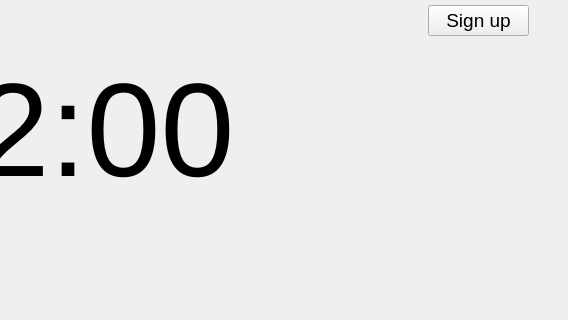
Qt form UI/main.ui (TmT4elovek/Everyday-Application) before a commit; both pictures show x 432 to 1000 and y 0 to 320 of the 1000 by 600 pixel window.
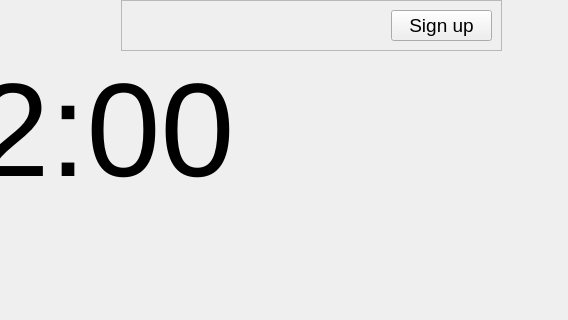
The same form after that commit.

Diff of the .ui file:
```diff
--- a/UI/main.ui
+++ b/UI/main.ui
@@ -98,15 +98,48 @@
      <string>Погода</string>
     </property>
    </widget>
-   <widget class="QPushButton" name="btn_register">
+   <widget class="QFrame" name="frame">
     <property name="geometry">
      <rect>
-      <x>860</x>
-      <y>5</y>
-      <width>101</width>
-      <height>31</height>
+      <x>553</x>
+      <y>0</y>
+      <width>381</width>
+      <height>51</height>
      </rect>
     </property>
+    <property name="frameShape">
+     <enum>QFrame::StyledPanel</enum>
+    </property>
+    <property name="frameShadow">
+     <enum>QFrame::Raised</enum>
+    </property>
+    <layout class="QHBoxLayout" name="horizontalLayout">
+     <item alignment="Qt::AlignRight">
+      <widget class="QLabel" name="nickname_label">
+       <property name="font">
+        <font>
+         <pointsize>12</pointsize>
+        </font>
+       </property>
+       <property name="text">
+        <string/>
+       </property>
+      </widget>
+     </item>
+     <item>
+      <widget class="QPushButton" name="btn_register">
+       <property name="minimumSize">
+        <size>
+         <width>32</width>
+         <height>31</height>
+        </size>
+       </property>
+       <property name="maximumSize">
+        <size>
+         <width>101</width>
+         <height>16777215</height>
+        </size>
+       </property>
     <property name="font">
      <font>
       <pointsize>14</pointsize>
@@ -115,6 +148,9 @@
     <property name="text">
      <string>Sign up</string>
     </property>
+      </widget>
+     </item>
+    </layout>
    </widget>
   </widget>
   <widget class="QMenuBar" name="menubar">
```
Lines whose indentation alone changed are shown as unchanged.
